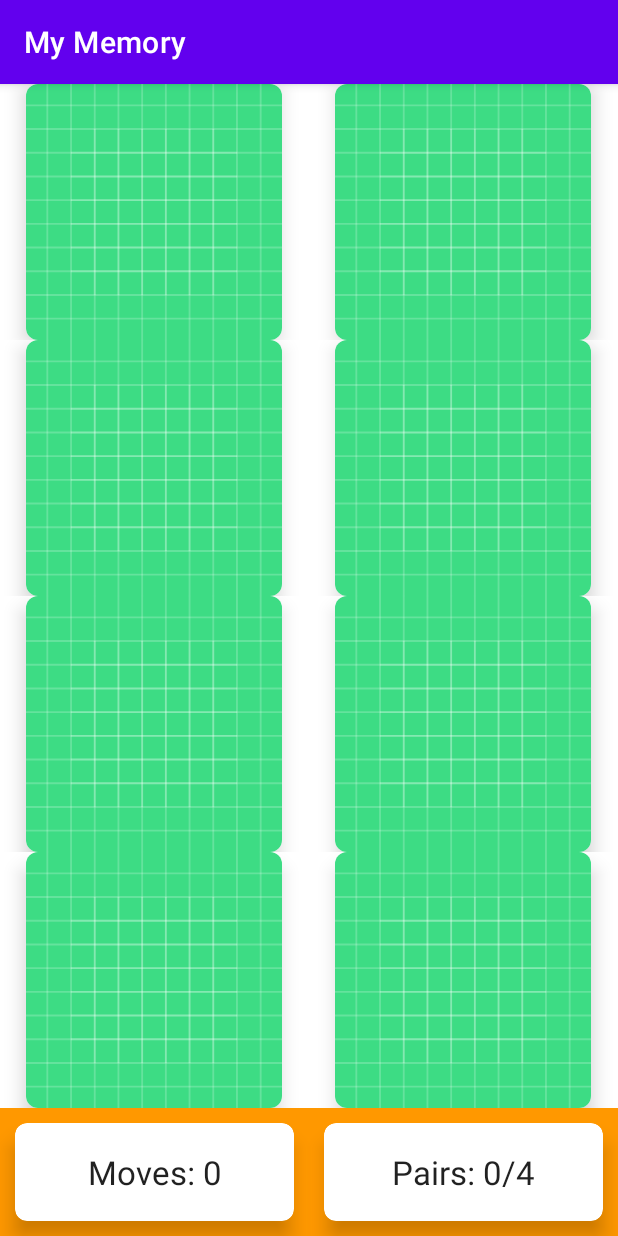
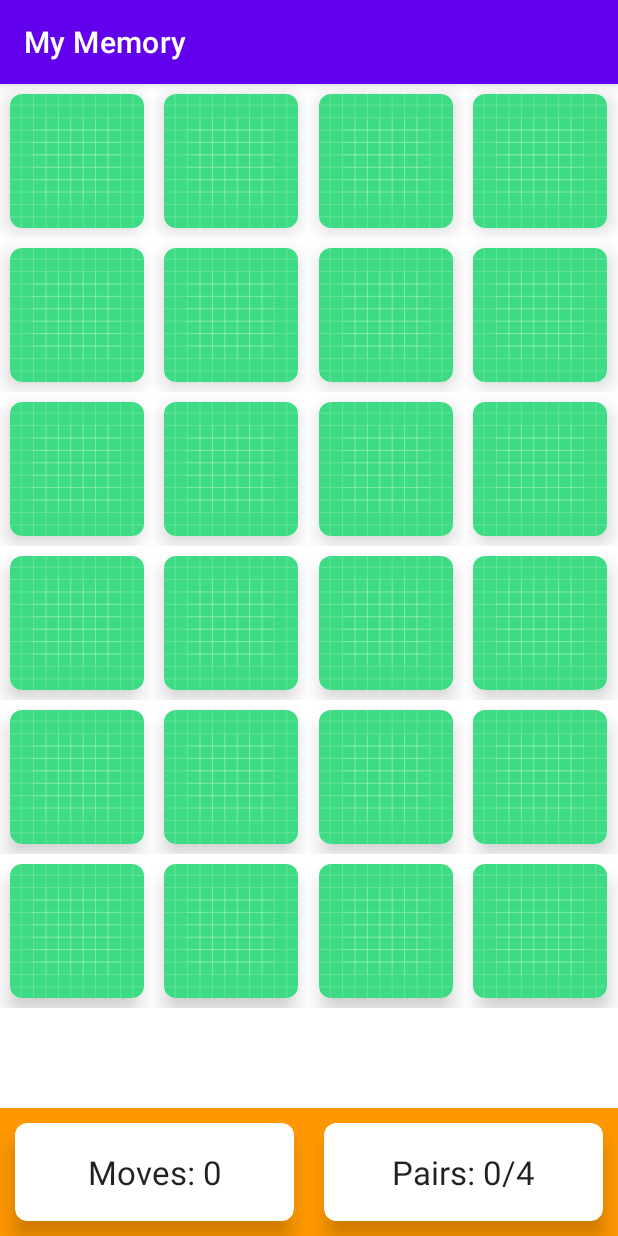
Before and after one commit to DivineUgorji/MyMemory, an Android app: the screen it shows after launch (MainActivity), on a phone screen of 412 x 824 dp. Run offline under Robolectric (Android 15) with nearby library versions, the phone set to English and light mode, and no system bars.

Commit message:
initial commit

```diff
--- a/app/src/main/java/xyz/divineugorji/mymemory/MainActivity.kt
+++ b/app/src/main/java/xyz/divineugorji/mymemory/MainActivity.kt
@@ -2,12 +2,16 @@ package xyz.divineugorji.mymemory
 
 import androidx.appcompat.app.AppCompatActivity
 import android.os.Bundle
-import android.widget.GridLayout
 import android.widget.TextView
 import androidx.recyclerview.widget.GridLayoutManager
 import androidx.recyclerview.widget.RecyclerView
+import xyz.divineugorji.mymemory.models.BoardSize
+import xyz.divineugorji.mymemory.models.MemoryCard
+import xyz.divineugorji.mymemory.utils.DEFAULT_ICONS
 
 class MainActivity : AppCompatActivity() {
+
+    private var boardSize: BoardSize = BoardSize.HARD
 
     private lateinit var rvBoard: RecyclerView
     private lateinit var tvNumMoves: TextView
@@ -17,14 +21,19 @@ class MainActivity : AppCompatActivity() {
         super.onCreate(savedInstanceState)
         setContentView(R.layout.activity_main)
 
+
         rvBoard = findViewById(R.id.rvBoard)
         tvNumMoves = findViewById(R.id.tvNumMoves)
         tvNumPairs = findViewById(R.id.tvNumPairs)
 
-        rvBoard.adapter = MemoryBoardAdapter(this,8)
+        val chosenImages: List<Int> = DEFAULT_ICONS.shuffled().take(boardSize.getNumPairs())
+        val randomizedImages: List<Int> = (chosenImages + chosenImages).shuffled()
+        val memoryCards: List<MemoryCard> = randomizedImages.map { MemoryCard(it) }
+
+
+        rvBoard.adapter = MemoryBoardAdapter(this, boardSize, memoryCards)
         rvBoard.setHasFixedSize(true)
-        rvBoard.layoutManager = GridLayoutManager(this, 2)
-
+        rvBoard.layoutManager = GridLayoutManager(this, boardSize.getWidth())
 
     }
 }
--- a/app/src/main/java/xyz/divineugorji/mymemory/MemoryBoardAdapter.kt
+++ b/app/src/main/java/xyz/divineugorji/mymemory/MemoryBoardAdapter.kt
@@ -1,31 +1,41 @@
 package xyz.divineugorji.mymemory
 
+import android.content.ContentValues.TAG
 import android.content.Context
+import android.util.Log
 import android.view.LayoutInflater
 import android.view.View
-import android.view.View.inflate
 import android.view.ViewGroup
+import android.widget.ImageButton
 import androidx.cardview.widget.CardView
 import androidx.recyclerview.widget.RecyclerView
+import xyz.divineugorji.mymemory.models.BoardSize
+import xyz.divineugorji.mymemory.models.MemoryCard
 import kotlin.math.min
 
-class MemoryBoardAdapter(private val context: Context, private val numPieces: Int) :
+class MemoryBoardAdapter(
+        private val context: Context,
+        private val boardSize: BoardSize,
+        private val cards: List<MemoryCard>) :
         RecyclerView.Adapter<MemoryBoardAdapter.ViewHolder>() {
 
-
+    companion object{
+        private const val MARGIN_SIZE = 10
+    }
 
     override fun onCreateViewHolder(parent: ViewGroup, viewType: Int): ViewHolder {
-        val cardWith: Int = parent.width / 2
-        val cardHeight: Int = parent.height / 4
+        val cardWith: Int = parent.width / boardSize.getWidth() - (2* MARGIN_SIZE)
+        val cardHeight: Int = parent.height / boardSize.getHeight() - (2* MARGIN_SIZE)
         val cardSIdeLength: Int = min(cardWith, cardHeight)
         val view =  LayoutInflater.from(context).inflate(R.layout.memory_card, parent, false)
-        val layoutParams : ViewGroup.LayoutParams = view.findViewById<CardView>(R.id.card_view).layoutParams
+        val layoutParams : ViewGroup.MarginLayoutParams = view.findViewById<CardView>(R.id.card_view).layoutParams as ViewGroup.MarginLayoutParams
         layoutParams.width = cardSIdeLength
         layoutParams.height = cardSIdeLength
+        layoutParams.setMargins(MARGIN_SIZE, MARGIN_SIZE, MARGIN_SIZE, MARGIN_SIZE)
         return ViewHolder(view)
     }
 
-    override fun getItemCount() = numPieces
+    override fun getItemCount() = boardSize.numCards
 
     override fun onBindViewHolder(holder: ViewHolder, position: Int) {
        holder.bind(position)
@@ -33,8 +43,14 @@ class MemoryBoardAdapter(private val context: Context, private val numPieces: In
 
 
     inner class ViewHolder(itemView: View) : RecyclerView.ViewHolder(itemView) {
+        private val imageButton = itemView.findViewById<ImageButton>(R.id.imageButton)
+
         fun bind(position: Int) {
-            //No-op
+            val memoryCard: MemoryCard = cards[position]
+           imageButton.setImageResource(if (cards[position].isFaceUp) memoryCard.indentifier else R.drawable.ic_launcher_background)
+            imageButton.setOnClickListener {
+                Log.i(TAG, "clicked on position $position")
+            }
         }
     }
 }
--- /dev/null
+++ b/app/src/main/java/xyz/divineugorji/mymemory/models/BoardSize.kt
@@ -0,0 +1,24 @@
+package xyz.divineugorji.mymemory.models
+
+enum class BoardSize(val numCards: Int) {
+
+    EASY (8),
+    MEDIUM(16),
+    HARD(24);
+
+    fun getWidth(): Int{
+        return when(this){
+            EASY -> 2
+            MEDIUM -> 3
+            HARD -> 4
+        }
+    }
+
+    fun getHeight(): Int{
+            return  numCards/getWidth()
+    }
+
+    fun getNumPairs(): Int{
+        return numCards / 2
+    }
+}
--- /dev/null
+++ b/app/src/main/java/xyz/divineugorji/mymemory/models/MemoryCard.kt
@@ -0,0 +1,7 @@
+package xyz.divineugorji.mymemory.models
+
+data class MemoryCard(
+        val indentifier: Int,
+        var isFaceUp: Boolean = false,
+        var isMatched: Boolean = false
+)
--- /dev/null
+++ b/app/src/main/java/xyz/divineugorji/mymemory/models/MemoryGame.kt
@@ -0,0 +1 @@
+package xyz.divineugorji.mymemory.models
--- /dev/null
+++ b/app/src/main/java/xyz/divineugorji/mymemory/utils/Constants.kt
@@ -0,0 +1,22 @@
+package xyz.divineugorji.mymemory.utils
+
+import xyz.divineugorji.mymemory.R
+
+val DEFAULT_ICONS = listOf(
+        R.drawable.ic_face,
+        R.drawable.ic_flash,
+        R.drawable.ic_plane,
+        R.drawable.ic_school,
+        R.drawable.ic_heart,
+        R.drawable.ic_flower,
+        R.drawable.ic_gift,
+        R.drawable.ic_home,
+        R.drawable.ic_work,
+        R.drawable.ic_star,
+        R.drawable.ic_send,
+        R.drawable.ic_moon
+
+
+
+
+)
```
